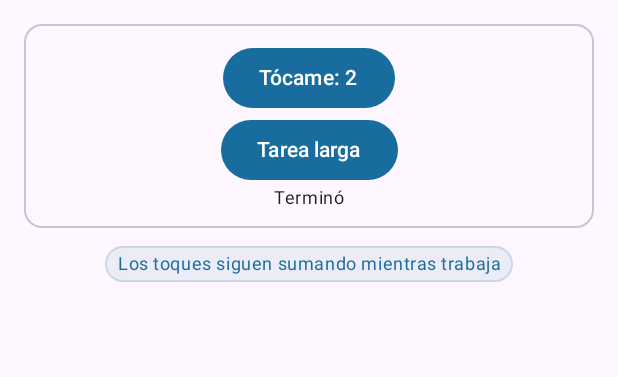
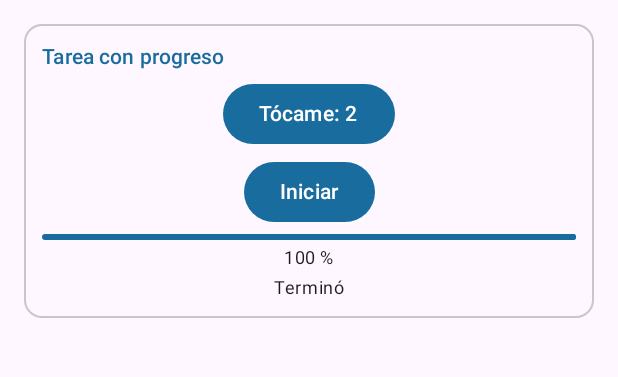
Before and after one commit to mayragarcia-dev/CentroTareas, an Android app built with Jetpack Compose: the screen it shows after launch (MainActivity), after a tap on an icon or button, on a phone screen of 412 x 824 dp, the part 96-473 px from its top. Run offline under Robolectric (Android 15) with nearby library versions, the phone set to English and light mode, and no system bars; 2 other taps on this screen came first.

Commit message:
feat(progreso): agrega barra de progreso con StateFlow

```diff
--- a/app/src/main/java/com/garcia/centrotarea/ui/PantallaTareas.kt
+++ b/app/src/main/java/com/garcia/centrotarea/ui/PantallaTareas.kt
@@ -10,6 +10,7 @@ import androidx.compose.foundation.rememberScrollState
 import androidx.compose.foundation.verticalScroll
 import androidx.compose.material3.Button
 import androidx.compose.material3.ExperimentalMaterial3Api
+import androidx.compose.material3.LinearProgressIndicator
 import androidx.compose.material3.MaterialTheme
 import androidx.compose.material3.Scaffold
 import androidx.compose.material3.Surface
@@ -25,14 +26,15 @@ import androidx.compose.runtime.setValue
 import androidx.compose.ui.Alignment
 import androidx.compose.ui.Modifier
 import androidx.compose.ui.text.font.FontWeight
-import androidx.compose.ui.text.style.TextAlign
 import androidx.compose.ui.unit.dp
 import com.garcia.centrotarea.viewmodel.TareasViewModel
+import kotlin.math.roundToInt
 
 @OptIn(ExperimentalMaterial3Api::class)
 @Composable
 fun PantallaTareas(viewModel: TareasViewModel) {
     val mensaje by viewModel.mensaje.collectAsState()
+    val progreso by viewModel.progreso.collectAsState()
     var toques by rememberSaveable { mutableIntStateOf(0) }
     val colores = MaterialTheme.colorScheme
     val forma = MaterialTheme.shapes.medium
@@ -48,8 +50,7 @@ fun PantallaTareas(viewModel: TareasViewModel) {
     }) { margen ->
         Column(
             modifier = Modifier.fillMaxSize().padding(margen)
-                .verticalScroll(rememberScrollState()).padding(16.dp),
-            verticalArrangement = Arrangement.spacedBy(12.dp)
+                .verticalScroll(rememberScrollState()).padding(16.dp)
         ) {
             Surface(
                 modifier = Modifier.fillMaxWidth(),
@@ -59,29 +60,26 @@ fun PantallaTareas(viewModel: TareasViewModel) {
             ) {
                 Column(
                     modifier = Modifier.fillMaxWidth().padding(12.dp),
+                    verticalArrangement = Arrangement.spacedBy(4.dp),
                     horizontalAlignment = Alignment.CenterHorizontally
                 ) {
+                    Text(
+                        text = "Tarea con progreso",
+                        modifier = Modifier.align(Alignment.Start),
+                        color = colores.primary,
+                        style = MaterialTheme.typography.titleSmall
+                    )
                     Button(onClick = { toques++ }) { Text("Tócame: $toques") }
-                    Button(onClick = viewModel::tareaLarga) {
-                        Text("Tarea larga")
+                    Button(onClick = viewModel::tareaLarga, enabled = mensaje != "Trabajando...") {
+                        Text("Iniciar")
                     }
+                    LinearProgressIndicator(
+                        progress = { progreso },
+                        modifier = Modifier.fillMaxWidth()
+                    )
+                    Text("${(progreso * 100).roundToInt()} %", style = MaterialTheme.typography.bodySmall)
                     Text(mensaje, style = MaterialTheme.typography.bodySmall)
                 }
-            }
-
-            Surface(
-                modifier = Modifier.align(Alignment.CenterHorizontally),
-                shape = forma,
-                color = colores.primary.copy(alpha = 0.08f),
-                border = BorderStroke(1.dp, colores.primary.copy(alpha = 0.16f))
-            ) {
-                Text(
-                    text = "Los toques siguen sumando mientras trabaja",
-                    modifier = Modifier.padding(horizontal = 8.dp, vertical = 4.dp),
-                    color = colores.primary,
-                    textAlign = TextAlign.Center,
-                    style = MaterialTheme.typography.bodySmall
-                )
             }
         }
     }
--- a/app/src/main/java/com/garcia/centrotarea/viewmodel/TareasViewModel.kt
+++ b/app/src/main/java/com/garcia/centrotarea/viewmodel/TareasViewModel.kt
@@ -17,21 +17,28 @@ import kotlinx.coroutines.withContext
 class TareasViewModel(private val repo: TareasRepository) : ViewModel() {
     private val _mensaje = MutableStateFlow("Listo")
     val mensaje: StateFlow<String> = _mensaje.asStateFlow()
+
+    private val _progreso = MutableStateFlow(0f)
+    val progreso: StateFlow<Float> = _progreso.asStateFlow()
+
     fun tareaLarga() {
         viewModelScope.launch {
             if (_mensaje.value == "Trabajando...") return@launch
+            _progreso.value = 0f
             _mensaje.value = "Trabajando..."
             Log.d("HILO", "Antes: ${Thread.currentThread().name}")
             withContext(Dispatchers.Default) {
                 Log.d("HILO", "Dentro: ${Thread.currentThread().name}")
-                delay(4000)
+                for (i in 1..100) {
+                    delay(40)
+                    _progreso.value = i / 100f
+                }
             }
             Log.d("HILO", "Despues: ${Thread.currentThread().name}")
             _mensaje.value = "Terminó"
         }
     }
 
-    // TODO Paso 3: progreso
     // TODO Paso 4: trabajo (Job), corriendo y cancelar()
 
     private val _primos = MutableStateFlow<PrimosUi>(PrimosUi.Inicial)
```
